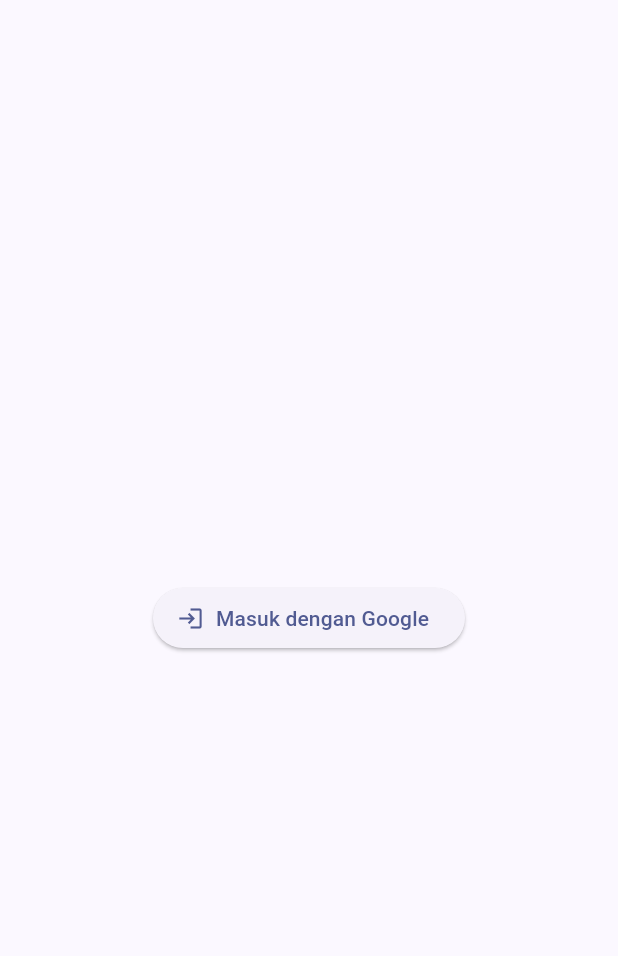
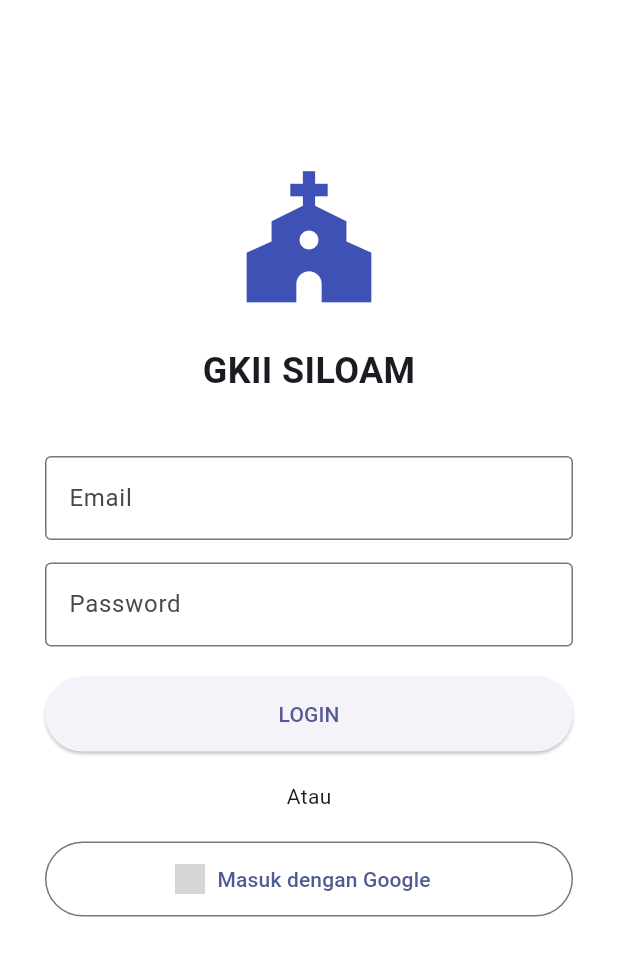
Before and after one commit to pulicarpus/gereja_mobile, a Flutter app: the screen it shows after launch, after a tap on "Masuk dengan Google", on a phone screen of 412 x 824 dp. Shown: the top 956 px of the screen. Run offline on Flutter 3.47's test engine with Material 3 defaults, Android fonts, the light colour scheme and no system bars; our stand-ins replace cached_network_image, cloud_firestore, firebase_auth, firebase_core, google_sign_in, shared_preferences; missing offline and left inert: onesignal_flutter; accounts and stored records are empty; network calls fail; grey boxes are pictures that could not be loaded.

Commit message:
update lib/login_page.dart

```diff
--- a/lib/login_page.dart
+++ b/lib/login_page.dart
@@ -2,6 +2,7 @@
 import 'package:firebase_auth/firebase_auth.dart';
 import 'package:cloud_firestore/cloud_firestore.dart';
 import 'package:google_sign_in/google_sign_in.dart';
+import 'package:onesignal_flutter/onesignal_flutter.dart';
 import 'user_manager.dart';
 
 class LoginPage extends StatefulWidget {
@@ -12,14 +13,23 @@
 }
 
 class _LoginPageState extends State<LoginPage> {
-  final FirebaseAuth _auth = FirebaseAuth.instance;
-  final FirebaseFirestore _db = FirebaseFirestore.instance;
+  final _auth = FirebaseAuth.instance;
+  final _db = FirebaseFirestore.instance;
+  final _emailController = TextEditingController();
+  final _passwordController = TextEditingController();
   bool _isLoading = false;
 
-  Future<void> _handleGoogleSignIn() async {
+  // KONFIGURASI GOOGLE SIGN IN
+  final GoogleSignIn _googleSignIn = GoogleSignIn();
+
+  // 1. FUNGSI LOGIN GOOGLE
+  Future<void> _signInWithGoogle() async {
     setState(() => _isLoading = true);
     try {
-      final GoogleSignInAccount? googleUser = await GoogleSignIn().signIn();
+      // Sign out dulu agar bisa pilih akun lain jika mau
+      await _googleSignIn.signOut();
+
+      final GoogleSignInAccount? googleUser = await _googleSignIn.signIn();
       if (googleUser == null) {
         setState(() => _isLoading = false);
         return;
@@ -31,58 +41,181 @@
         idToken: googleAuth.idToken,
       );
 
-      UserCredential userCredential = await _auth.signInWithCredential(credential);
-      User? user = userCredential.user;
+      final UserCredential userCredential = await _auth.signInWithCredential(credential);
+      final User? user = userCredential.user;
 
       if (user != null) {
-        // PERBAIKAN: Gunakan .doc() bukan .document()
-        DocumentSnapshot doc = await _db.collection("users").doc(user.uid).get();
-
-        if (!doc.exists) {
-          await _registerNewUser(user);
-        }
-
-        await UserManager().saveToPrefsWithId(user.uid);
-        if (mounted) {
-          Navigator.pushReplacementNamed(context, '/home');
-        }
+        // SINKRONISASI 1: OneSignal Login
+        OneSignal.login(user.uid);
+        _checkUserRegistration(user);
       }
     } catch (e) {
-      ScaffoldMessenger.of(context).showSnackBar(
-        SnackBar(content: Text("Login Gagal: $e")),
-      );
-    } finally {
-      if (mounted) setState(() => _isLoading = false);
+      _showToast("Google Sign-In Gagal: $e");
+      setState(() => _isLoading = false);
     }
   }
 
-  Future<void> _registerNewUser(User user) async {
-    Map<String, dynamic> newUser = {
+  // 2. FUNGSI LOGIN MANUAL (EMAIL/PASS)
+  Future<void> _loginManual() async {
+    final email = _emailController.text.trim();
+    final pass = _passwordController.text.trim();
+
+    if (email.isEmpty || pass.isEmpty) {
+      _showToast("Email dan Password harus diisi");
+      return;
+    }
+
+    setState(() => _isLoading = true);
+    try {
+      final UserCredential userCredential = await _auth.signInWithEmailAndPassword(
+        email: email,
+        password: pass
+      );
+      final User? user = userCredential.user;
+
+      if (user != null) {
+        // SINKRONISASI 1: OneSignal Login
+        OneSignal.login(user.uid);
+        _checkUserRegistration(user);
+      }
+    } catch (e) {
+      _showToast("Login Manual Gagal: $e");
+      setState(() => _isLoading = false);
+    }
+  }
+
+  // 3. CEK REGISTRASI USER DI FIRESTORE
+  void _checkUserRegistration(User user) async {
+    try {
+      DocumentSnapshot doc = await _db.collection("users").doc(user.uid).get();
+
+      if (doc.exists) {
+        String? churchId = doc.get("churchId");
+
+        if (churchId != null && churchId.isNotEmpty) {
+          // USER SUDAH TERVALIDASI
+          String role = doc.get("role") ?? "user";
+          String cName = doc.get("churchName") ?? "";
+          String nama = doc.get("namaLengkap") ?? user.displayName ?? "";
+
+          // SINKRONISASI 2: OneSignal Tag
+          OneSignal.User.addTagWithKey("active_church", churchId);
+
+          // Simpan ke Session Lokal
+          await UserManager().saveSession(
+            uid: user.uid,
+            role: role,
+            churchId: churchId,
+            churchName: cName,
+            userName: nama,
+            photoUrl: user.photoUrl?.toString() ?? ""
+          );
+
+          _goToMainActivity();
+        } else {
+          // CHURCH ID KOSONG -> VALIDASI MANUAL
+          _goToValidasiManual(user);
+        }
+      } else {
+        // USER BARU -> SIMPAN DAN VALIDASI
+        _saveNewUserAndValidate(user);
+      }
+    } catch (e) {
+      _goToValidasiManual(user);
+    }
+  }
+
+  // 4. SIMPAN USER BARU
+  void _saveNewUserAndValidate(User user) async {
+    final newUser = {
       "uid": user.uid,
-      "nama": user.displayName ?? "Jemaat",
       "email": user.email,
-      "fotoUrl": user.photoURL,
-      "role": "jemaat",
-      "churchId": "default_church_id", // Sesuaikan dengan ID Gereja Bos
-      "createdAt": FieldValue.serverTimestamp(),
+      "namaLengkap": user.displayName,
+      "photoUrl": user.photoUrl?.toString(),
+      "role": "user",
+      "isBlocked": false,
+      "churchId": "",
+      "churchName": ""
     };
 
-    // PERBAIKAN: Gunakan .doc() bukan .document()
-    await _db.collection("users").doc(user.uid).set(newUser, SetOptions(merge: true));
+    try {
+      await _db.collection("users").doc(user.uid).set(newUser, SetOptions(merge: true));
+      _goToValidasiManual(user);
+    } catch (e) {
+      _goToValidasiManual(user);
+    }
+  }
+
+  void _goToValidasiManual(User user) {
+    setState(() => _isLoading = false);
+    // Navigasi ke halaman Validasi Gereja (buat file-nya nanti)
+    _showToast("Menuju Validasi Gereja...");
+    // Navigator.pushReplacementNamed(context, '/validasi');
+  }
+
+  void _goToMainActivity() {
+    setState(() => _isLoading = false);
+    Navigator.pushReplacementNamed(context, '/home');
+  }
+
+  void _showToast(String msg) {
+    ScaffoldMessenger.of(context).showSnackBar(SnackBar(content: Text(msg)));
   }
 
   @override
   Widget build(BuildContext context) {
     return Scaffold(
-      body: Center(
-        child: _isLoading
-          ? const CircularProgressIndicator()
-          : ElevatedButton.icon(
-              icon: const Icon(Icons.login),
-              label: const Text("Masuk dengan Google"),
-              onPressed: _handleGoogleSignIn,
+      backgroundColor: Colors.white,
+      body: _isLoading
+        ? const Center(child: CircularProgressIndicator())
+        : SingleChildScrollView(
+            padding: const EdgeInsets.all(30),
+            child: Column(
+              children: [
+                const SizedBox(height: 80),
+                const Icon(Icons.church, size: 100, color: Colors.indigo),
+                const SizedBox(height: 20),
+                const Text("GKII SILOAM", style: TextStyle(fontSize: 24, fontWeight: FontWeight.bold)),
+                const SizedBox(height: 40),
+
+                // Form Login Manual
+                TextField(
+                  controller: _emailController,
+                  decoration: const InputDecoration(labelText: "Email", border: OutlineInputBorder()),
+                ),
+                const SizedBox(height: 15),
+                TextField(
+                  controller: _passwordController,
+                  obscureText: true,
+                  decoration: const InputDecoration(labelText: "Password", border: OutlineInputBorder()),
+                ),
+                const SizedBox(height: 20),
+                SizedBox(
+                  width: double.infinity,
+                  height: 50,
+                  child: ElevatedButton(
+                    onPressed: _loginManual,
+                    child: const Text("LOGIN"),
+                  ),
+                ),
+
+                const SizedBox(height: 20),
+                const Text("Atau"),
+                const SizedBox(height: 20),
+
+                // Button Google Sign In
+                SizedBox(
+                  width: double.infinity,
+                  height: 50,
+                  child: OutlinedButton.icon(
+                    onPressed: _signInWithGoogle,
+                    icon: Image.network('https://upload.wikimedia.org/wikipedia/commons/c/c1/Google_Logo.png', height: 20),
+                    label: const Text("Masuk dengan Google"),
+                  ),
+                ),
+              ],
             ),
-      ),
+          ),
     );
   }
 }
```
